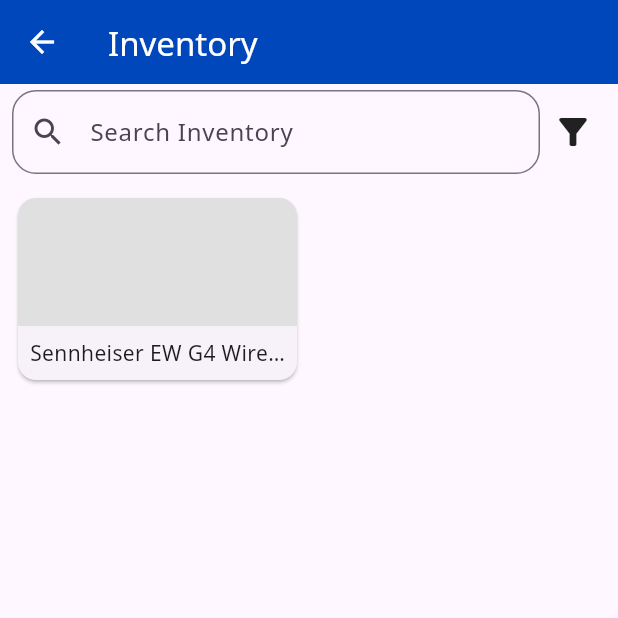
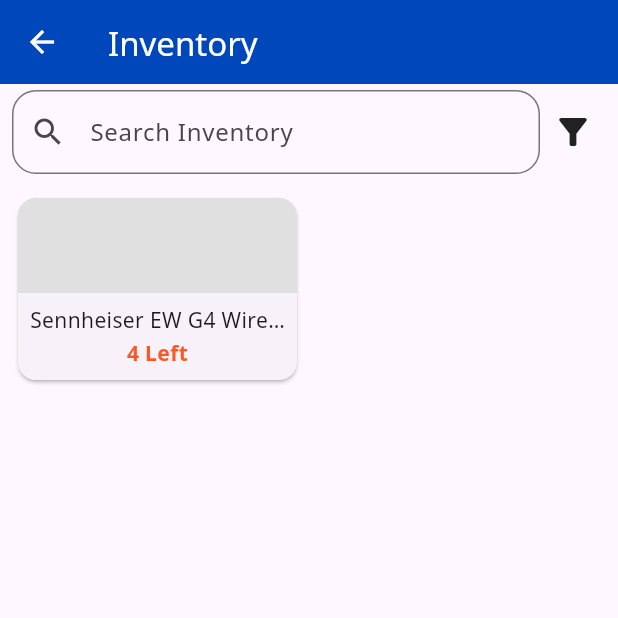
Before and after one commit to SunriderSteve/PixelVault, a Flutter app: the InventoryListPage screen opened by its route, on a phone screen of 412 x 824 dp, the top half of it. Run offline on Flutter 3.47's test engine with Material 3 defaults, Android fonts, the phone set to English and light mode, and no system bars; our stand-ins replace go_router, yaml; missing offline and left inert: flutter_avif.

Commit message:
Quantity in Inventory cards

```diff
--- a/lib/pages/inventory_list_page.dart
+++ b/lib/pages/inventory_list_page.dart
@@ -353,7 +353,6 @@ class _InventoryCard extends StatelessWidget {
 
     Widget thumb;
     if (coverPath.isEmpty) {
-      // no cover available
       thumb = Stack(
         fit: StackFit.expand,
         children: [
@@ -374,6 +373,7 @@ class _InventoryCard extends StatelessWidget {
           ? Stack(
               fit: StackFit.expand,
               children: [
+                // requires: import 'dart:ui' as ui;
                 ImageFiltered(
                   imageFilter: ui.ImageFilter.blur(sigmaX: 3, sigmaY: 3),
                   child: base,
@@ -401,7 +401,10 @@ class _InventoryCard extends StatelessWidget {
             Expanded(child: thumb),
             Padding(
               padding: const EdgeInsets.all(8),
-              child: Text(
+              child: Column(
+                mainAxisSize: MainAxisSize.min,
+                children: [
+                  Text(
                     title,
                     textAlign: TextAlign.center,
                     maxLines: 1,
@@ -410,6 +413,17 @@ class _InventoryCard extends StatelessWidget {
                       fontVariations: [FontVariation('wght', 500)],
                     ),
                   ),
+                  const SizedBox(height: 2),
+                  Text(
+                    '$quantity Left',
+                    textAlign: TextAlign.center,
+                    style: TextStyle(
+                      fontWeight: FontWeight.w700,
+                      color: isUnavailable ? Colors.grey : Colors.deepOrange,
+                    ),
+                  ),
+                ],
+              ),
             ),
           ],
         ),
```
Lines whose indentation alone changed are shown as unchanged.
